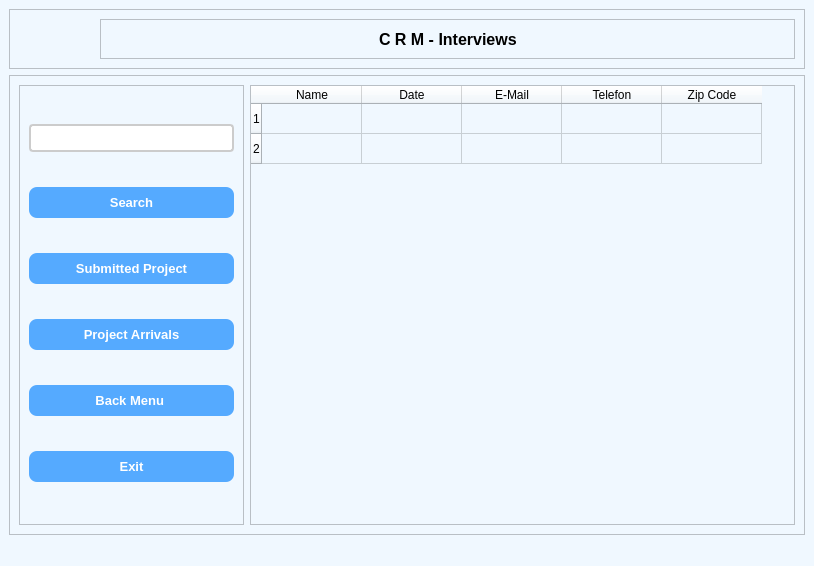
Qt form interviews.ui (mithat720/Python-Module-Week7) before a commit.
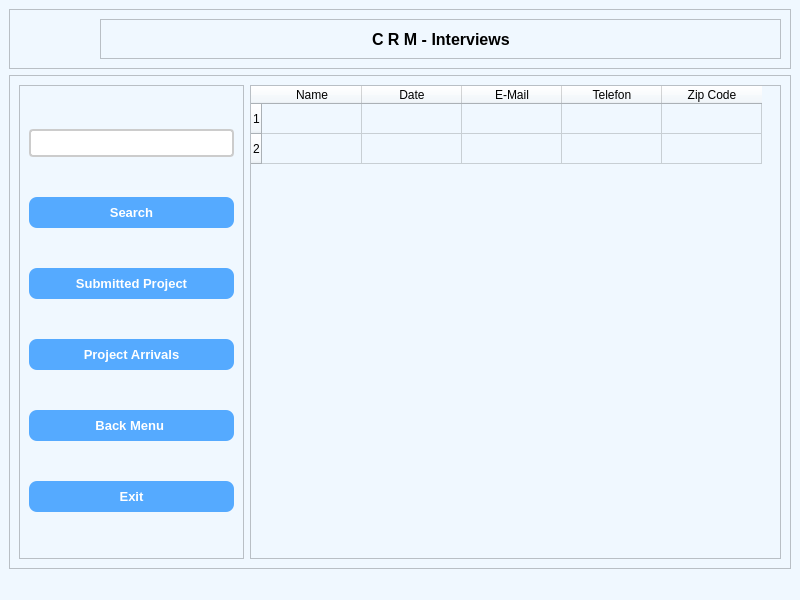
The same form after that commit. Icons and pictures are not drawn.

Patch:
```diff
--- a/interviews.ui
+++ b/interviews.ui
@@ -6,8 +6,8 @@
    <rect>
     <x>0</x>
     <y>0</y>
-    <width>814</width>
-    <height>566</height>
+    <width>800</width>
+    <height>600</height>
    </rect>
   </property>
   <property name="font">
```
Left out of the diff: 24 changed lines with no effect on the pictures.
